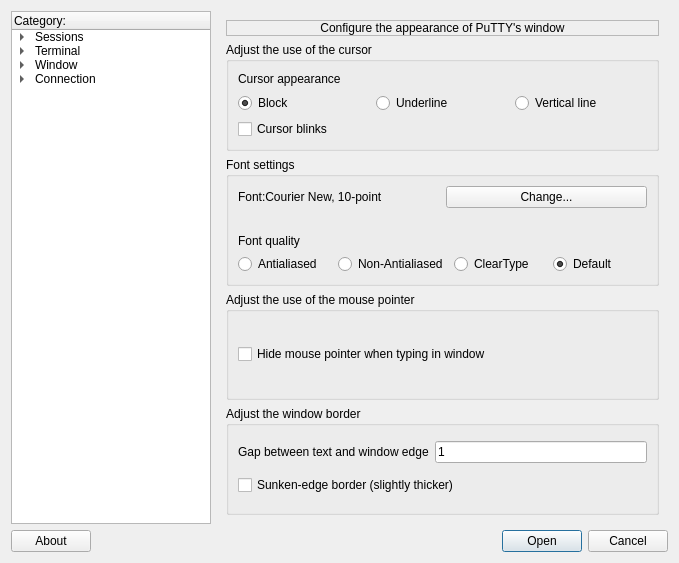
This is GuiSettingsWindow.ui in rajendrant/qutty as Qt 5 draws it before an edit. The edited form follows.
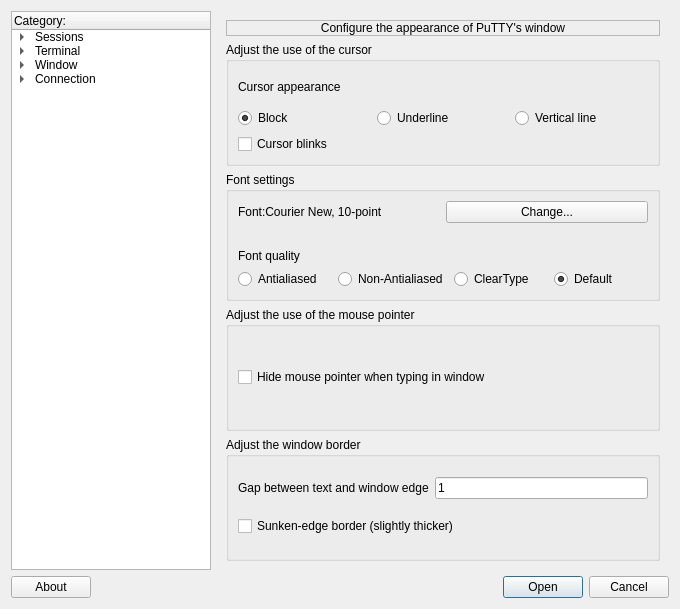
This is the edited form.

Commit message: SettingsWindow UI expand to minimum size, expand all 1st level treewidget items

```diff
--- a/GuiSettingsWindow.ui
+++ b/GuiSettingsWindow.ui
@@ -6,8 +6,8 @@
    <rect>
     <x>0</x>
     <y>0</y>
-    <width>679</width>
-    <height>563</height>
+    <width>0</width>
+    <height>0</height>
    </rect>
   </property>
   <property name="windowTitle">
```
The commit also changes 1 other file.
